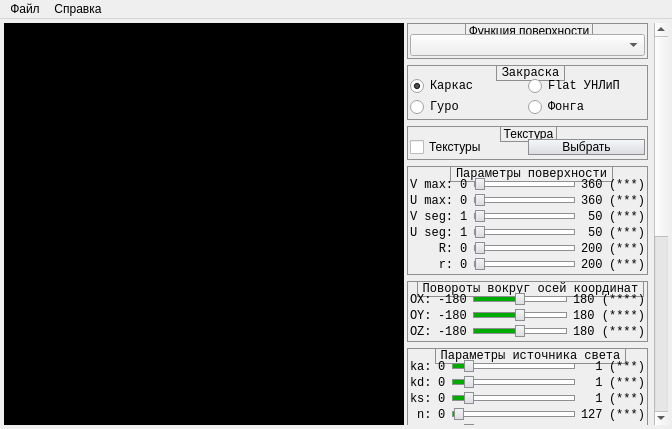
Above: mainwindow.ui from zingibertram/igs-l4 before the change. Below: the same form after it.
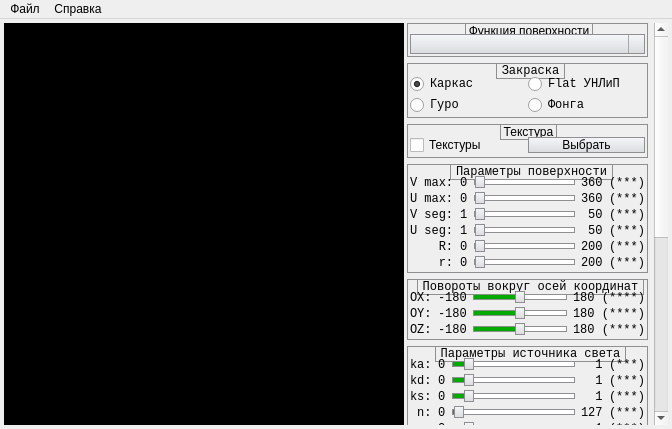
That is the form after the change. Icons and pictures are not drawn. Custom widgets are drawn as their Qt base class.

Commit message: Add surface selection; fix styles

Diff of the .ui file:
```diff
--- a/mainwindow.ui
+++ b/mainwindow.ui
@@ -51,7 +51,8 @@
 	height: 4px;
 }
 
-QSlider::add-page:horizontal {
+QSlider::add-page:horizontal
+{
 	background: #fff;
 	border: 1px solid #8f8f91;
 	height: 4px;
@@ -102,16 +103,106 @@
     min-width: 80px;
  }
 
- QPushButton:pressed
-{
-     background-color: rgb(0, 85, 0);
- }
-
 QPushButton:hover
 {
 	background: rgb(0, 170, 0);
 }
 
+QPushButton:pressed
+{
+     background-color: rgb(0, 85, 0);
+ }
+
+
+QComboBox
+{
+	background: qlineargradient(x1: 0, y1: 0, x2: 0, y2: 1, stop: 0 #f6f7fa, stop: 1 #dadbde);
+    border: 1px solid #8f8f91;
+	padding: 1px 18px 1px 3px;
+	min-width: 6em;
+ }
+
+QComboBox::!editable:hover, QComboBox::drop-down:editable:hover
+{
+	background-color: rgb(0, 170, 0);
+}
+
+QComboBox:editable
+{
+	background: white;
+}
+
+QComboBox:!editable, QComboBox::drop-down:editable
+{/*
+	background: qlineargradient(x1: 0, y1: 0, x2: 0, y2: 1,
+                                  stop: 0 #E1E1E1, stop: 0.4 #DDDDDD,
+                                  stop: 0.5 #D8D8D8, stop: 1.0 #D3D3D3);*/
+	background-color: qlineargradient(x1: 0, y1: 0, x2: 0, y2: 1, stop: 0 #f6f7fa, stop: 1 #dadbde);
+}
+
+ /* QComboBox получает состояние &quot;on&quot; когда выпадающий список раскрыт */
+QComboBox:!editable:on, QComboBox::drop-down:editable:on
+{/*
+	background: qlineargradient(x1: 0, y1: 0, x2: 0, y2: 1,
+                                 stop: 0 #D3D3D3, stop: 0.4 #D8D8D8,
+                                 stop: 0.5 #DDDDDD, stop: 1.0 #E1E1E1);*/
+	background-color: rgb(0, 85, 0);
+}
+
+QComboBox:on
+{ /* сдвиг текста когда выпадающий список раскрывается */
+	padding-top: 3px;
+	padding-left: 4px;
+}
+
+QComboBox::drop-down
+{
+	subcontrol-origin: padding;
+	subcontrol-position: top right;
+	width: 15px;
+
+	border-left-width: 1px;
+	border-left-color: darkgray;
+	border-left-style: solid; /* только одна линия */
+}
+
+QComboBox::down-arrow
+{
+	image: url(:/icons/resources/ddarrow.png);
+ }
+
+QComboBox::down-arrow:on
+{ /* сдвиг стрелки когда выпадающий список раскрывается */
+	top: 1px;
+	left: 1px;
+}
+
+QComboBox QAbstractItemView
+{
+	border: 1px solid darkgray;
+	selection-background-color: rgb(0, 170, 0);
+}
+
+/*
+QWidget#widget_IlluminantDottedColor
+{
+	border: 1px solid #8f8f91;
+}
+
+QWidget#widget_IlluminantAbsentColor
+{
+	border: 1px solid #8f8f91;
+}
+
+QWidget#widget_ExteriorColor
+{
+	border: 1px solid #8f8f91;
+}
+
+QWidget#widget_InteriorColor
+{
+	border: 1px solid #8f8f91;
+}*/
 </string>
   </property>
   <widget class="QWidget" name="centralWidget">
@@ -164,7 +255,7 @@
        <property name="geometry">
         <rect>
          <x>0</x>
-         <y>0</y>
+         <y>-596</y>
          <width>222</width>
          <height>996</height>
         </rect>
@@ -298,9 +389,6 @@
              <property name="text">
               <string>Выбрать</string>
              </property>
-             <property name="flat">
-              <bool>false</bool>
-             </property>
             </widget>
            </item>
           </layout>
```
Left out of the diff: 36 changed lines with no effect on the pictures. The commit also changes 14 other files.
